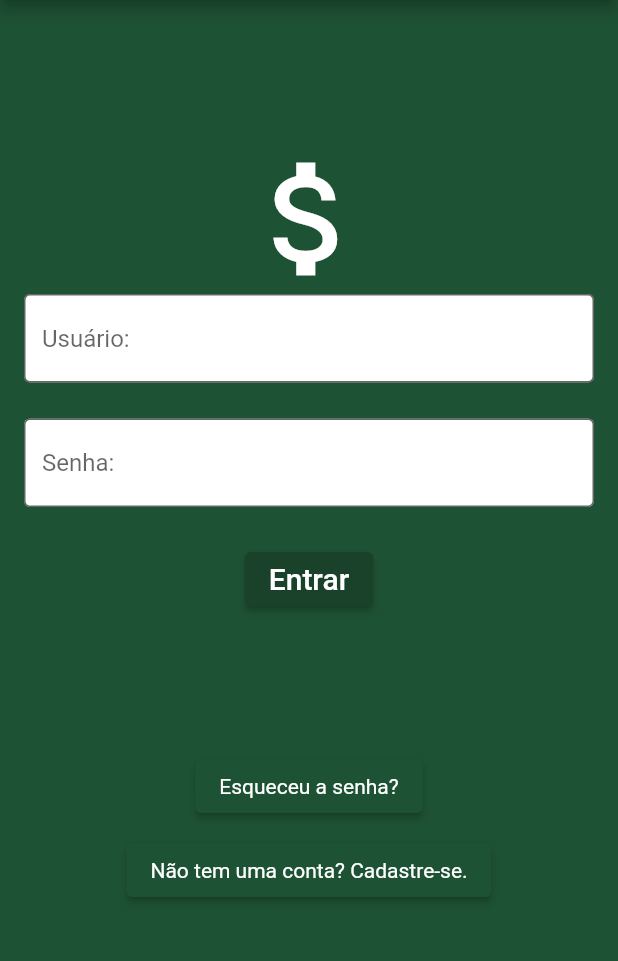
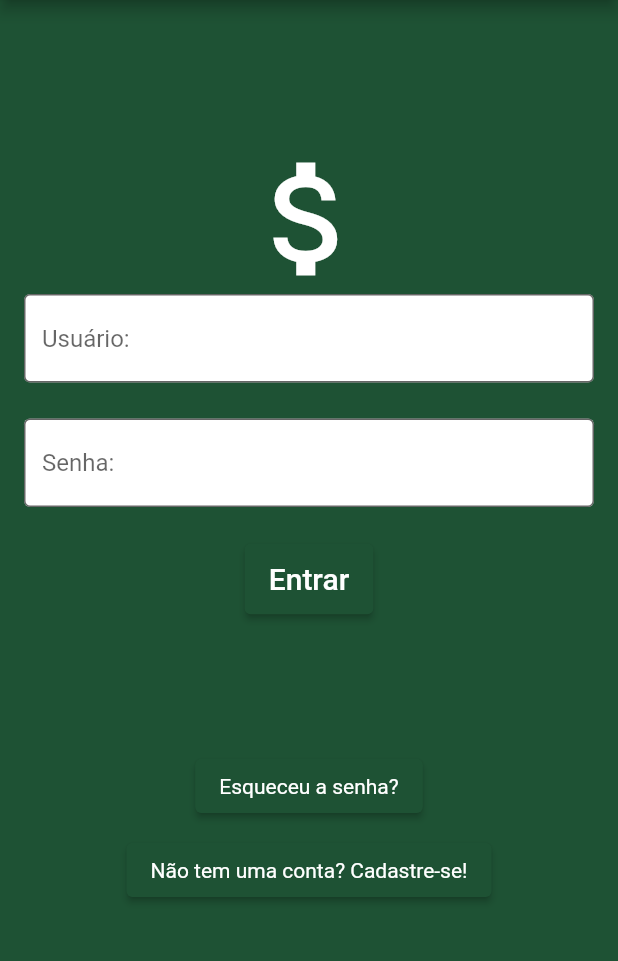
Before and after one commit to joellensilva/controlador-de-financas, a Flutter app: the screen it shows after launch, on a phone screen of 412 x 824 dp, the part 84-1045 px from its top. Run offline on Flutter 3.47's test engine with Material 2 defaults, Android fonts, the phone set to English and light mode, and no system bars; missing offline and left inert: dart:ffi.

Commit message:
Update segunda_page.dart

```diff
--- a/flutter_application_1/lib/segunda_page.dart
+++ b/flutter_application_1/lib/segunda_page.dart
@@ -15,6 +15,10 @@ class SegundaPage extends StatefulWidget {
 }
 
 class _SegundaPageState extends State<SegundaPage> {
+  TextEditingController userController = TextEditingController();
+  TextEditingController passwordController = TextEditingController();
+
+  final GlobalKey<FormState> _formKey = GlobalKey<FormState>();
   @override
   Widget build(BuildContext context) {
     return Scaffold(
@@ -31,7 +35,9 @@ class _SegundaPageState extends State<SegundaPage> {
       body: Padding(
         padding: const EdgeInsets.all(16.0),
         child: ListView(children: [
-            Center(
+          Form(
+            key: _formKey,
+            child: Center(
               //crossAxisAlignment: CrossAxisAlignment.spaceEvenly,
               child: Column(
                 crossAxisAlignment: CrossAxisAlignment.center,
@@ -42,7 +48,15 @@ class _SegundaPageState extends State<SegundaPage> {
                     size: 100,
                     color: Colors.white,
                   ),
-                  TextField(
+                  TextFormField(
+                    validator: (value) {
+                      if (value!.isEmpty) {
+                        return "Campo obrigatório";
+                      }
+
+                      return null;
+                    },
+                    controller: userController,
                     decoration: InputDecoration(
                       border: OutlineInputBorder(),
                       hintText: 'Usuário:',
@@ -51,7 +65,16 @@ class _SegundaPageState extends State<SegundaPage> {
                     ),
                   ),
                   const SizedBox(height: 24),
-                  TextField(
+                  TextFormField(
+                    validator: (value) {
+                      if (value!.isEmpty) {
+                        return "Campo obrigatório";
+                      }
+
+                      return null;
+                    },
+                    obscureText: true,
+                    controller: passwordController,
                     decoration: InputDecoration(
                       border: OutlineInputBorder(),
                       hintText: 'Senha:',
@@ -71,37 +94,27 @@ class _SegundaPageState extends State<SegundaPage> {
         ),*/
                   const SizedBox(height: 24),
                   ElevatedButton(
-                onPressed: () {
-                  Navigator.push(
-                    context,
-                    MaterialPageRoute(
-                      builder: (context) {
-                        return const HomePage();
-                      },
-                    ),
-                  );
-                },
-                child: const Text(
+                    onPressed: onPressed,
+                    style: ElevatedButton.styleFrom(
+                        primary: const Color(0xFF1E5234)),
+                    child: const Padding(
+                      padding: EdgeInsets.symmetric(vertical: 12.0),
+                      child: Text(
                         'Entrar',
                         style: TextStyle(
                           fontSize: 20,
-                    color: Colors.white,
                         ),
                       ),
-                style: ElevatedButton.styleFrom(
-                  primary: Color(0xFF1A422B),
                     ),
                   ),
-              const SizedBox(height:90),
+                  const SizedBox(height: 90),
                   ElevatedButton(
                       onPressed: () {
                         Navigator.push(
                           context,
-                    MaterialPageRoute(
-                      builder: (context) {
+                          MaterialPageRoute(builder: (context) {
                             return const SetimaPage();
-                      }
-                    ),
+                          }),
                         );
                       },
                       child: const Text(
@@ -114,37 +127,61 @@ class _SegundaPageState extends State<SegundaPage> {
                       ),
                       style: ElevatedButton.styleFrom(
                         primary: Color(0xFF1E5234),
-                )
-              ),
+                      )),
                   const SizedBox(height: 8),
                   ElevatedButton(
                       onPressed: () {
                         Navigator.push(
                           context,
-                      MaterialPageRoute(
-                        builder: (context) {
+                          MaterialPageRoute(builder: (context) {
                             return const OitavaPage();
-                        }
-                     ),
+                          }),
                         );
                       },
-                 child: const Text(
-                  'Não tem uma conta? Cadastre-se.',
+                      child: const Text('Não tem uma conta? Cadastre-se!',
                           style: TextStyle(
                             fontSize: 14,
                             color: Colors.white,
                             fontWeight: FontWeight.normal,
-                  )
-                 ),
+                          )),
                       style: ElevatedButton.styleFrom(
                         primary: Color(0xFF1E5234),
-                 )
-                ),
+                      )),
                 ],
               ),
             ),
+          ),
         ]),
-    )
+      ),
     );
   }
+
+  void onPressed() {
+    String userDigitado = userController.text;
+    String passwordDigitado = passwordController.text;
+
+    String user = 'joao@gmail.com';
+    String password = '123456';
+
+    if (_formKey.currentState!.validate()) {
+      if (userDigitado == user && passwordDigitado == password) {
+        Navigator.pushReplacement(
+          context,
+          MaterialPageRoute(
+            builder: (context) {
+              return const HomePage();
+            },
+          ),
+        );
+      } else {
+        final snackbar = const SnackBar(
+          behavior: SnackBarBehavior.floating,
+          content: Text(
+            'Usuario/Senha incorreto(s)!',
+          ),
+        );
+        ScaffoldMessenger.of(context).showSnackBar(snackbar);
       }
+    }
+  }
+}
```
Lines whose indentation alone changed are shown as unchanged.
